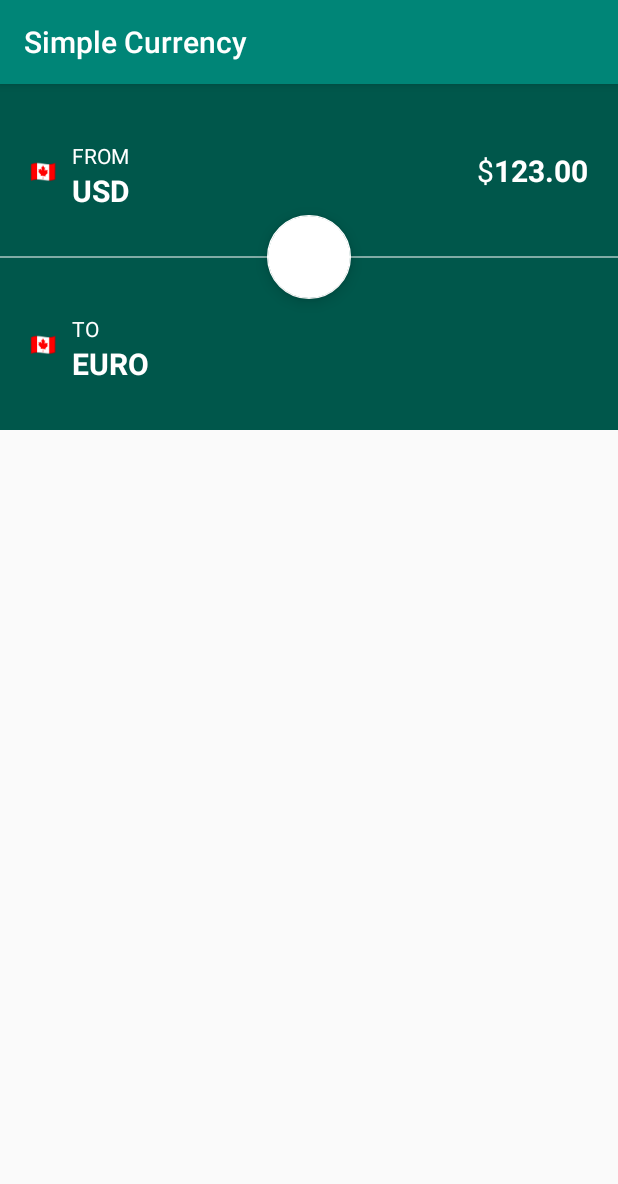
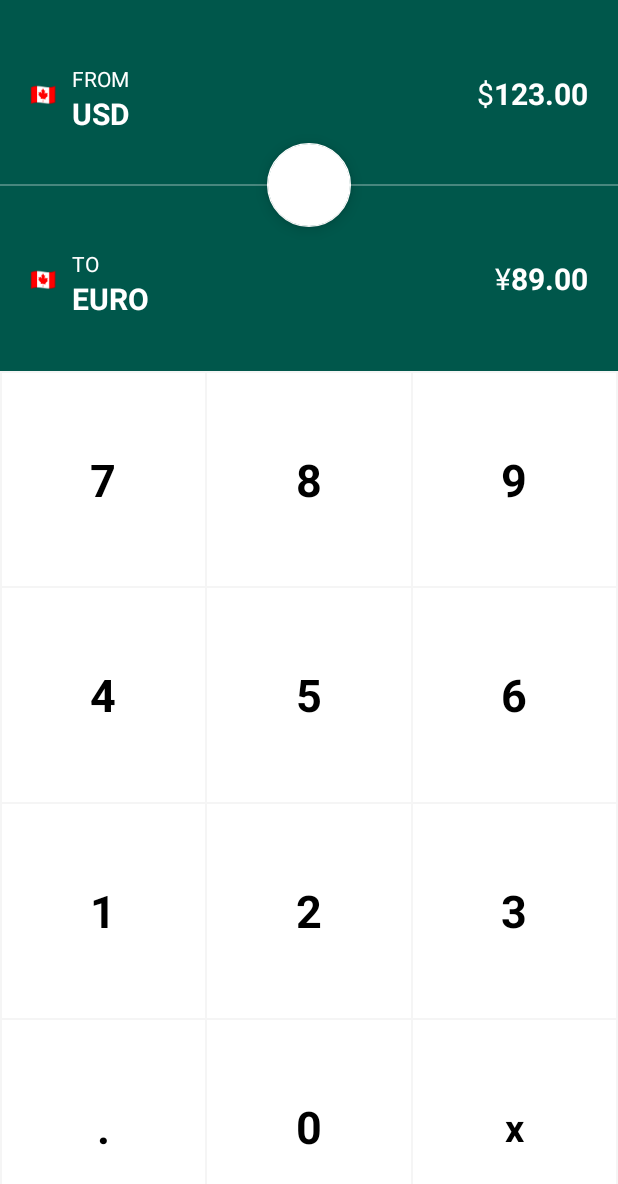
Before and after one commit to worker8/SimpleCurrency, an Android app: the screen it shows after launch (MainActivity), on a phone screen of 412 x 824 dp. Shown: the top 1184 px of the screen. Run offline under Robolectric (Android 15) with nearby library versions, the phone set to English and light mode, and no system bars.

Commit message:
layout working

```diff
--- a/app/src/main/java/com/worker8/simplecurrency/MainActivity.kt
+++ b/app/src/main/java/com/worker8/simplecurrency/MainActivity.kt
@@ -2,12 +2,17 @@ package com.worker8.simplecurrency
 
 
 import android.os.Bundle
+import android.util.Log
 import androidx.appcompat.app.AppCompatActivity
+import kotlinx.android.synthetic.main.numpad.*
 
 class MainActivity : AppCompatActivity() {
 
     override fun onCreate(savedInstanceState: Bundle?) {
         super.onCreate(savedInstanceState)
         setContentView(R.layout.activity_main)
+        mainNum7.setOnClickListener {
+            Log.d("ddw","7 clicked")
+        }
     }
 }
--- /dev/null
+++ b/app/src/main/java/com/worker8/simplecurrency/MainViewModel.kt
@@ -0,0 +1,5 @@
+package com.worker8.simplecurrency
+
+class MainViewModel {
+
+}
--- /dev/null
+++ b/app/src/main/res/drawable/ripple.xml
@@ -0,0 +1,17 @@
+<?xml version="1.0" encoding="utf-8"?><!-- in drawable folder-->
+<ripple xmlns:android="http://schemas.android.com/apk/res/android"
+    android:color="@color/grey_400">
+
+    <item android:id="@android:id/mask">
+        <shape android:shape="rectangle">
+            <solid android:color="@android:color/white" />
+        </shape>
+    </item>
+
+    <item>
+        <shape android:shape="rectangle">
+            <!-- put your background color here-->
+            <solid android:color="@android:color/white" />
+        </shape>
+    </item>
+</ripple>
--- a/app/src/main/res/layout/activity_main.xml
+++ b/app/src/main/res/layout/activity_main.xml
@@ -115,10 +115,34 @@
         app:layout_constraintBottom_toTopOf="@id/mainGuideline3"
         app:layout_constraintStart_toEndOf="@id/mainOutputFlag" />
 
+    <TextView
+        android:id="@+id/mainOutputSymbol"
+        android:layout_width="wrap_content"
+        android:layout_height="wrap_content"
+        android:text="¥"
+        android:textColor="@android:color/white"
+        android:textSize="20dp"
+        app:layout_constraintBottom_toBottomOf="@id/mainGuideline3"
+        app:layout_constraintEnd_toStartOf="@id/mainOutputNumber"
+        app:layout_constraintTop_toTopOf="@id/mainGuideline3" />
+
+    <TextView
+        android:id="@+id/mainOutputNumber"
+        android:layout_width="wrap_content"
+        android:layout_height="wrap_content"
+        android:layout_marginEnd="20dp"
+        android:text="89.00"
+        android:textColor="@android:color/white"
+        android:textSize="20dp"
+        android:textStyle="bold"
+        app:layout_constraintBottom_toBottomOf="@id/mainGuideline3"
+        app:layout_constraintEnd_toEndOf="parent"
+        app:layout_constraintTop_toTopOf="@id/mainGuideline3" />
+
     <View
         android:layout_width="0dp"
         android:layout_height="1dp"
-        android:background="@color/white50"
+        android:background="@color/white30"
         app:layout_constraintBottom_toBottomOf="@id/mainGuideline2"
         app:layout_constraintEnd_toEndOf="parent"
         app:layout_constraintStart_toStartOf="parent"
@@ -152,5 +176,13 @@
         android:orientation="horizontal"
         app:layout_constraintGuide_percent="0.3" />
 
+    <include
+        layout="@layout/numpad"
+        android:layout_width="0dp"
+        android:layout_height="0dp"
+        app:layout_constraintBottom_toBottomOf="parent"
+        app:layout_constraintEnd_toEndOf="parent"
+        app:layout_constraintStart_toStartOf="parent"
+        app:layout_constraintTop_toBottomOf="@id/mainGuideline4" />
 
 </androidx.constraintlayout.widget.ConstraintLayout>
--- /dev/null
+++ b/app/src/main/res/layout/numpad.xml
@@ -0,0 +1,194 @@
+<?xml version="1.0" encoding="utf-8"?>
+
+<GridLayout xmlns:android="http://schemas.android.com/apk/res/android"
+    android:layout_width="match_parent"
+    android:layout_height="match_parent"
+    android:background="@color/grey_100"
+    android:columnCount="3"
+    android:rowCount="4">
+
+    <TextView
+        android:id="@+id/mainNum7"
+        android:layout_width="0dp"
+        android:layout_height="0dp"
+        android:layout_rowWeight="1"
+        android:layout_columnWeight="1"
+        android:layout_margin="1dp"
+        android:background="@drawable/ripple"
+        android:clickable="true"
+        android:gravity="center"
+        android:text="7"
+        android:textColor="@android:color/black"
+        android:textSize="30dp"
+        android:textStyle="bold" />
+
+    <TextView
+        android:id="@+id/mainNum8"
+        android:layout_width="0dp"
+        android:layout_height="0dp"
+        android:layout_rowWeight="1"
+        android:layout_columnWeight="1"
+        android:layout_marginTop="1dp"
+        android:layout_marginEnd="1dp"
+        android:layout_marginBottom="1dp"
+        android:background="@android:color/white"
+        android:gravity="center"
+        android:text="8"
+        android:textColor="@android:color/black"
+        android:textSize="30dp"
+        android:textStyle="bold" />
+
+    <TextView
+        android:id="@+id/mainNum9"
+        android:layout_width="0dp"
+        android:layout_height="0dp"
+        android:layout_rowWeight="1"
+        android:layout_columnWeight="1"
+        android:layout_marginTop="1dp"
+        android:layout_marginEnd="1dp"
+        android:layout_marginBottom="1dp"
+        android:background="@android:color/white"
+        android:gravity="center"
+        android:text="9"
+        android:textColor="@android:color/black"
+        android:textSize="30dp"
+        android:textStyle="bold" />
+
+    <TextView
+        android:id="@+id/mainNum4"
+        android:layout_width="0dp"
+        android:layout_height="0dp"
+        android:layout_rowWeight="1"
+        android:layout_columnWeight="1"
+        android:layout_marginStart="1dp"
+        android:layout_marginEnd="1dp"
+        android:layout_marginBottom="1dp"
+        android:background="@android:color/white"
+        android:gravity="center"
+        android:text="4"
+        android:textColor="@android:color/black"
+        android:textSize="30dp"
+        android:textStyle="bold" />
+
+    <TextView
+        android:id="@+id/mainNum5"
+        android:layout_width="0dp"
+        android:layout_height="0dp"
+        android:layout_rowWeight="1"
+        android:layout_columnWeight="1"
+        android:layout_marginEnd="1dp"
+        android:layout_marginBottom="1dp"
+        android:background="@android:color/white"
+        android:gravity="center"
+        android:text="5"
+        android:textColor="@android:color/black"
+        android:textSize="30dp"
+        android:textStyle="bold" />
+
+    <TextView
+        android:id="@+id/mainNum6"
+        android:layout_width="0dp"
+        android:layout_height="0dp"
+        android:layout_rowWeight="1"
+        android:layout_columnWeight="1"
+        android:layout_marginEnd="1dp"
+        android:layout_marginBottom="1dp"
+        android:background="@android:color/white"
+        android:gravity="center"
+        android:text="6"
+        android:textColor="@android:color/black"
+        android:textSize="30dp"
+        android:textStyle="bold" />
+
+    <TextView
+        android:id="@+id/mainNum1"
+        android:layout_width="0dp"
+        android:layout_height="0dp"
+        android:layout_rowWeight="1"
+        android:layout_columnWeight="1"
+        android:layout_marginStart="1dp"
+        android:layout_marginEnd="1dp"
+        android:layout_marginBottom="1dp"
+        android:background="@android:color/white"
+        android:gravity="center"
+        android:text="1"
+        android:textColor="@android:color/black"
+        android:textSize="30dp"
+        android:textStyle="bold" />
+
+    <TextView
+        android:id="@+id/mainNum2"
+        android:layout_width="0dp"
+        android:layout_height="0dp"
+        android:layout_rowWeight="1"
+        android:layout_columnWeight="1"
+        android:layout_marginEnd="1dp"
+        android:layout_marginBottom="1dp"
+        android:background="@android:color/white"
+        android:gravity="center"
+        android:text="2"
+        android:textColor="@android:color/black"
+        android:textSize="30dp"
+        android:textStyle="bold" />
+
+    <TextView
+        android:id="@+id/mainNum3"
+        android:layout_width="0dp"
+        android:layout_height="0dp"
+        android:layout_rowWeight="1"
+        android:layout_columnWeight="1"
+        android:layout_marginEnd="1dp"
+        android:layout_marginBottom="1dp"
+        android:background="@android:color/white"
+        android:gravity="center"
+        android:text="3"
+        android:textColor="@android:color/black"
+        android:textSize="30dp"
+        android:textStyle="bold" />
+
+    <TextView
+        android:id="@+id/mainNumDot"
+        android:layout_width="0dp"
+        android:layout_height="0dp"
+        android:layout_rowWeight="1"
+        android:layout_columnWeight="1"
+        android:layout_marginStart="1dp"
+        android:layout_marginEnd="1dp"
+        android:layout_marginBottom="1dp"
+        android:background="@android:color/white"
+        android:gravity="center"
+        android:text="."
+        android:textColor="@android:color/black"
+        android:textSize="30dp"
+        android:textStyle="bold" />
+
+    <TextView
+        android:id="@+id/mainNum0"
+        android:layout_width="0dp"
+        android:layout_height="0dp"
+        android:layout_rowWeight="1"
+        android:layout_columnWeight="1"
+        android:layout_marginEnd="1dp"
+        android:layout_marginBottom="1dp"
+        android:background="@android:color/white"
+        android:gravity="center"
+        android:text="0"
+        android:textColor="@android:color/black"
+        android:textSize="30dp"
+        android:textStyle="bold" />
+
+    <TextView
+        android:id="@+id/mainNumBackspace"
+        android:layout_width="0dp"
+        android:layout_height="0dp"
+        android:layout_rowWeight="1"
+        android:layout_columnWeight="1"
+        android:layout_marginEnd="1dp"
+        android:layout_marginBottom="1dp"
+        android:background="@android:color/white"
+        android:gravity="center"
+        android:text="x"
+        android:textColor="@android:color/black"
+        android:textSize="25dp"
+        android:textStyle="bold" />
+</GridLayout>
--- a/app/src/main/res/values/colors.xml
+++ b/app/src/main/res/values/colors.xml
@@ -3,5 +3,7 @@
     <color name="colorPrimary">#008577</color>
     <color name="colorPrimaryDark">#00574B</color>
     <color name="colorAccent">#D81B60</color>
-    <color name="white50">#80FFFFFF</color>
+    <color name="white30">#48FFFFFF</color>
+    <color name="grey_100">#f5f5f5</color>
+    <color name="grey_400">#BDBDBD</color>
 </resources>
--- a/app/src/main/res/values/styles.xml
+++ b/app/src/main/res/values/styles.xml
@@ -1,7 +1,7 @@
 <resources>
 
     <!-- Base application theme. -->
-    <style name="AppTheme" parent="Theme.AppCompat.Light.DarkActionBar">
+    <style name="AppTheme" parent="Theme.MaterialComponents.DayNight.NoActionBar">
         <!-- Customize your theme here. -->
         <item name="colorPrimary">@color/colorPrimary</item>
         <item name="colorPrimaryDark">@color/colorPrimaryDark</item>
```
